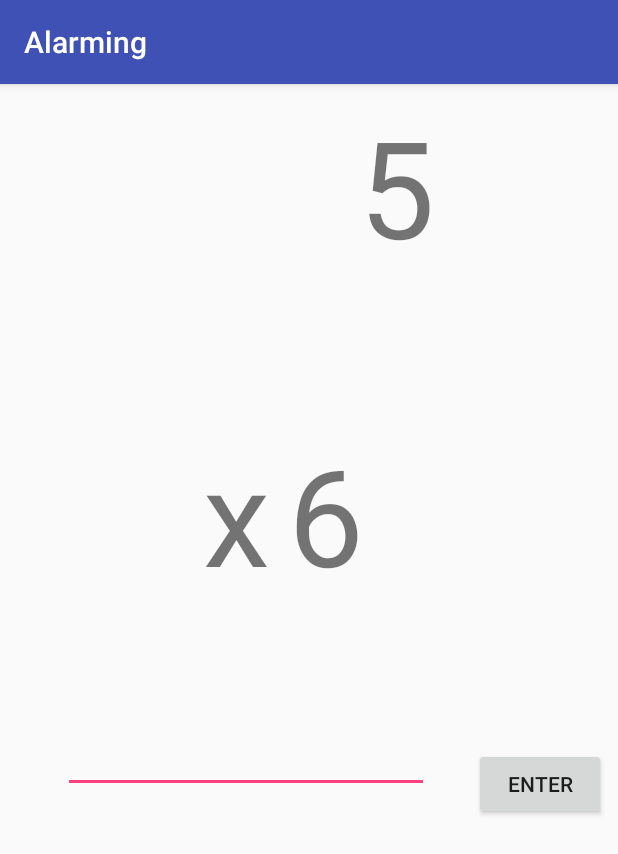
After one commit to lock14/alarming, an Android app: the MathObjective screen opened directly, with no data from a screen before it, on a phone screen of 412 x 824 dp. The commit adds this screen. Shown: the top 854 px of the screen. Run offline under Robolectric (Android 15) with nearby library versions, the phone set to English and light mode, and no system bars.

Commit message:
Basic version of Math Objective

```diff
--- a/app/src/main/java/cs371m/alarming/MainActivity.java
+++ b/app/src/main/java/cs371m/alarming/MainActivity.java
@@ -164,7 +164,7 @@ public class MainActivity extends AppCompatActivity {
     }
 
     public void cancelAlarm(View view) {
-        Intent intent = new Intent(this, TestObjective.class);
+        Intent intent = new Intent(this, MathObjective.class);
         startActivityForResult(intent, OBJECTIVE);
     }
 }
--- /dev/null
+++ b/app/src/main/java/cs371m/alarming/MathObjective.java
@@ -0,0 +1,146 @@
+package cs371m.alarming;
+
+import android.app.Activity;
+import android.content.Intent;
+import android.support.v7.app.AppCompatActivity;
+import android.os.Bundle;
+import android.view.View;
+import android.widget.EditText;
+import android.widget.TextView;
+
+import java.util.Random;
+
+public class MathObjective extends AppCompatActivity {
+    private int completion_count;
+    private int operand1;
+    private int operand2;
+    private MathFunctor operator;
+    private Random random;
+
+    @Override
+    protected void onCreate(Bundle savedInstanceState) {
+        super.onCreate(savedInstanceState);
+        setContentView(R.layout.activity_math_objective);
+        completion_count = 3;
+        random = new Random();
+        chooseRandomProblem();
+        setGuiCompoents();
+    }
+
+    public void submitAnswer(View view) {
+        EditText answerText = (EditText) findViewById(R.id.answer_text);
+        int answer = Integer.parseInt(String.valueOf(answerText.getText()));
+        if (answer == operator.doOperation(operand1, operand2)) {
+            --completion_count;
+            if (completion_count == 0) {
+                Intent result = new Intent();
+                setResult(Activity.RESULT_OK, result);
+                finish();
+            } else {
+                chooseRandomProblem();
+                setGuiCompoents();
+            }
+        }
+        answerText.setText("");
+    }
+
+    private void setGuiCompoents() {
+        TextView operand1Text = (TextView) findViewById(R.id.operand1);
+        TextView operand2Text = (TextView) findViewById(R.id.operand2);
+        TextView operatorText = (TextView) findViewById(R.id.operator);
+
+        operand1Text.setText(Integer.valueOf(operand1).toString());
+        operand2Text.setText(Integer.valueOf(operand2).toString());
+        operatorText.setText(operator.toString());
+    }
+
+    private void chooseRandomProblem() {
+        chooseOperation();
+        if (operator instanceof DivideFunctor) {
+            // want evenly divisible problem;
+            // choose operand2 to be between 1 and 10
+            operand2 = random.nextInt(10) + 1;
+
+            // next multiply operand2 by random number between 1 and 10.
+            // operand 1 will be the result;
+            operand1 = operand2 * (random.nextInt(10) + 1);
+        } else {
+            operand1 = random.nextInt(10) + 1;
+            operand2 = random.nextInt(10) + 1;
+        }
+    }
+
+    private void chooseOperation() {
+        switch(random.nextInt(4)) {
+            case 0:
+                operator = new PlusFunctor();
+                break;
+            case 1:
+                operator = new MinusFunctor();
+                break;
+            case 2:
+                operator = new TimesFunctor();
+                break;
+            case 3:
+                operator = new DivideFunctor();
+                break;
+            default:
+                // should never get here
+                throw new IllegalStateException("Error in choosing math operation");
+        }
+    }
+
+    // if were allowed Java 8 features then this would not be so icky;
+
+    private interface MathFunctor {
+        public int doOperation (int m, int n);
+    }
+
+    private class PlusFunctor implements MathFunctor {
+        @Override
+        public int doOperation(int m, int n) {
+            return m + n;
+        }
+
+        @Override
+        public String toString() {
+            return getString(R.string.plus_symbol);
+        }
+    }
+
+    private class MinusFunctor implements MathFunctor {
+        @Override
+        public int doOperation(int m, int n) {
+            return m - n;
+        }
+
+        @Override
+        public String toString() {
+            return getString(R.string.minus_symbol);
+        }
+    }
+
+    private class TimesFunctor implements MathFunctor {
+        @Override
+        public int doOperation(int m, int n) {
+            return m * n;
+        }
+
+        @Override
+        public String toString() {
+            return getString(R.string.times_symbol);
+        }
+    }
+
+    private class DivideFunctor implements MathFunctor {
+        @Override
+        public int doOperation(int m, int n) {
+            return m / n;
+        }
+
+        @Override
+        public String toString() {
+            return getString(R.string.division_symbol);
+        }
+    }
+}
--- /dev/null
+++ b/app/src/main/res/layout/activity_math_objective.xml
@@ -0,0 +1,83 @@
+<?xml version="1.0" encoding="utf-8"?>
+<android.support.constraint.ConstraintLayout xmlns:android="http://schemas.android.com/apk/res/android"
+    xmlns:app="http://schemas.android.com/apk/res-auto"
+    xmlns:tools="http://schemas.android.com/tools"
+    android:layout_width="match_parent"
+    android:layout_height="match_parent"
+    tools:context="cs371m.alarming.MathObjective">
+
+    <TextView
+        android:id="@+id/operand1"
+        android:layout_width="wrap_content"
+        android:layout_height="wrap_content"
+        android:text="17"
+        android:textSize="90sp"
+        android:layout_marginBottom="-1dp"
+        app:layout_constraintBottom_toTopOf="@+id/operand2"
+        app:layout_constraintTop_toTopOf="parent"
+        android:layout_marginTop="8dp"
+        android:layout_marginLeft="8dp"
+        app:layout_constraintVertical_bias="0.0"
+        app:layout_constraintLeft_toLeftOf="parent"
+        android:layout_marginRight="8dp"
+        app:layout_constraintRight_toRightOf="parent"
+        app:layout_constraintHorizontal_bias="0.67" />
+
+    <TextView
+        android:id="@+id/operand2"
+        android:layout_width="wrap_content"
+        android:layout_height="wrap_content"
+        android:text="35"
+        android:textSize="90sp"
+        android:layout_marginBottom="8dp"
+        app:layout_constraintBottom_toTopOf="@+id/answer_text"
+        app:layout_constraintLeft_toRightOf="@+id/operator"
+        android:layout_marginLeft="12dp" />
+
+    <EditText
+        android:id="@+id/answer_text"
+        android:layout_width="244dp"
+        android:layout_height="118dp"
+        android:ems="10"
+        android:inputType="numberSigned"
+        android:textSize="90sp"
+        app:layout_constraintBottom_toBottomOf="parent"
+        android:layout_marginBottom="8dp"
+        app:layout_constraintTop_toTopOf="parent"
+        android:layout_marginTop="8dp"
+        android:layout_marginLeft="42dp"
+        app:layout_constraintVertical_bias="0.547"
+        app:layout_constraintLeft_toLeftOf="parent" />
+
+    <TextView
+        android:id="@+id/operator"
+        android:layout_width="wrap_content"
+        android:layout_height="wrap_content"
+        android:text="@string/division_symbol"
+        android:textSize="90sp"
+        android:layout_marginBottom="8dp"
+        app:layout_constraintBottom_toTopOf="@+id/answer_text"
+        android:layout_marginRight="8dp"
+        android:layout_marginLeft="8dp"
+        app:layout_constraintLeft_toLeftOf="parent"
+        app:layout_constraintHorizontal_bias="0.363"
+        app:layout_constraintRight_toRightOf="parent" />
+
+    <Button
+        android:id="@+id/math_submit"
+        android:layout_width="wrap_content"
+        android:layout_height="wrap_content"
+        android:layout_marginBottom="8dp"
+        android:layout_marginLeft="8dp"
+        android:layout_marginRight="8dp"
+        android:layout_marginTop="8dp"
+        android:onClick="submitAnswer"
+        android:text="Enter"
+        app:layout_constraintBottom_toBottomOf="parent"
+        app:layout_constraintHorizontal_bias="1.0"
+        app:layout_constraintLeft_toRightOf="@+id/answer_text"
+        app:layout_constraintRight_toRightOf="parent"
+        app:layout_constraintTop_toTopOf="parent"
+        app:layout_constraintVertical_bias="0.617" />
+
+</android.support.constraint.ConstraintLayout>
--- a/app/src/main/res/values/strings.xml
+++ b/app/src/main/res/values/strings.xml
@@ -5,4 +5,8 @@
     <string name="intent_started_by_alarm_key">STARTED_BY_ALARM</string>
     <string name="shared_pref_hour_key">hour</string>
     <string name="shared_pref_minute_key">minute</string>
+    <string name="division_symbol">÷</string>
+    <string name="plus_symbol">+</string>
+    <string name="minus_symbol">-</string>
+    <string name="times_symbol">x</string>
 </resources>
```
Also changed, not shown: app/src/main/AndroidManifest.xml (+5 -2 lines).
